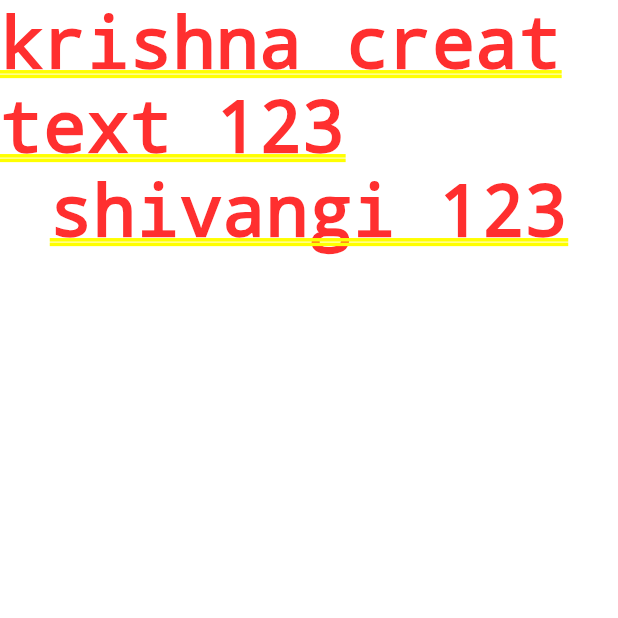
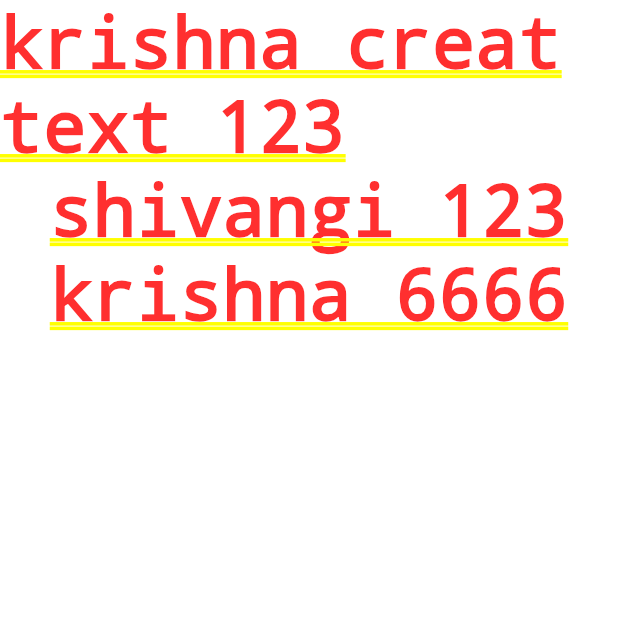
Before and after one commit to shivangi25-collab/flutter_generic_structure, a Flutter app: the screen it shows after launch, on a phone screen of 412 x 824 dp, the top half of it. Run offline on Flutter 3.47's test engine with Material 2 defaults, Android fonts, the phone set to English and light mode, and no system bars; our stand-ins replace dio, file_picker, get, get_storage, image_cropper, image_picker and 3 more.

Commit message:
test merge ----

```diff
--- a/lib/pages/Auth/SplashPage.dart
+++ b/lib/pages/Auth/SplashPage.dart
@@ -16,6 +16,7 @@ class _SplashPageState extends State<SplashPage> {
         children: [
           Text("krishna creat text 123"),
           Text("shivangi 123"),
+          Text("krishna 6666"),
         ],
       ),
 
```
